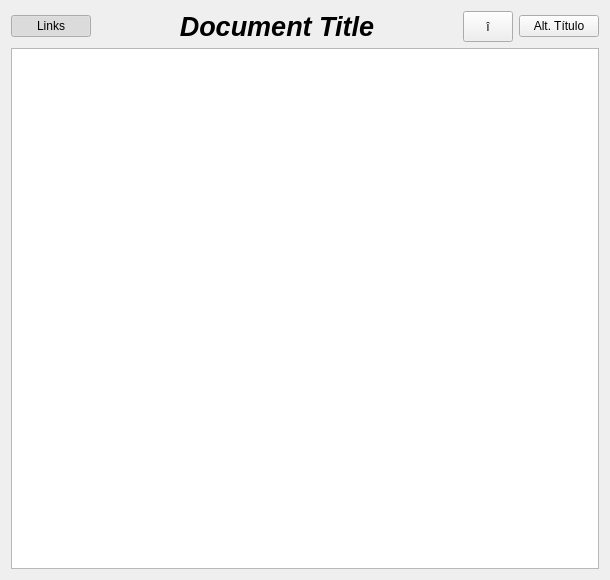
First picture: the form in views/UI/DocumentView.ui, repository fbarden/ProjectManager, before the edit.
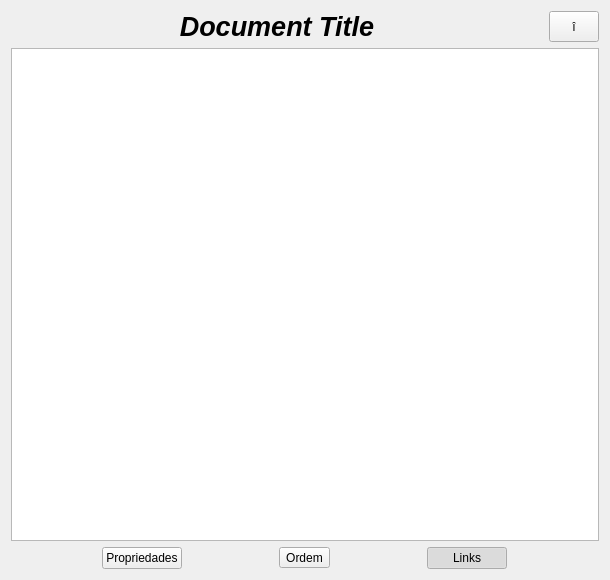
Second picture: the form after the edit.

Patch:
```diff
--- a/views/UI/DocumentView.ui
+++ b/views/UI/DocumentView.ui
@@ -16,25 +16,6 @@
   <layout class="QVBoxLayout" name="verticalLayout">
    <item>
     <layout class="QHBoxLayout" name="horizontalLayout">
-     <item>
-      <widget class="QPushButton" name="showLinksButton">
-       <property name="sizePolicy">
-        <sizepolicy hsizetype="Fixed" vsizetype="Fixed">
-         <horstretch>0</horstretch>
-         <verstretch>0</verstretch>
-        </sizepolicy>
-       </property>
-       <property name="text">
-        <string>Links</string>
-       </property>
-       <property name="checkable">
-        <bool>true</bool>
-       </property>
-       <property name="checked">
-        <bool>true</bool>
-       </property>
-      </widget>
-     </item>
      <item>
       <widget class="QLabel" name="titleLabel">
        <property name="font">
@@ -72,19 +53,6 @@
        </property>
       </widget>
      </item>
-     <item>
-      <widget class="QPushButton" name="titleButton">
-       <property name="sizePolicy">
-        <sizepolicy hsizetype="Fixed" vsizetype="Fixed">
-         <horstretch>0</horstretch>
-         <verstretch>0</verstretch>
-        </sizepolicy>
-       </property>
-       <property name="text">
-        <string>Alt. Título</string>
-       </property>
-      </widget>
-     </item>
     </layout>
    </item>
    <item>
@@ -94,6 +62,49 @@
      </property>
     </widget>
    </item>
+   <item>
+    <layout class="QHBoxLayout" name="horizontalLayout_2">
+     <item>
+      <widget class="QPushButton" name="titleButton">
+       <property name="sizePolicy">
+        <sizepolicy hsizetype="Fixed" vsizetype="Fixed">
+         <horstretch>0</horstretch>
+         <verstretch>0</verstretch>
+        </sizepolicy>
+       </property>
+       <property name="text">
+        <string>Propriedades</string>
+       </property>
+      </widget>
+     </item>
+     <item>
+      <widget class="QToolButton" name="toolButton">
+       <property name="text">
+        <string>Ordem</string>
+       </property>
+      </widget>
+     </item>
+     <item>
+      <widget class="QPushButton" name="showLinksButton">
+       <property name="sizePolicy">
+        <sizepolicy hsizetype="Fixed" vsizetype="Fixed">
+         <horstretch>0</horstretch>
+         <verstretch>0</verstretch>
+        </sizepolicy>
+       </property>
+       <property name="text">
+        <string>Links</string>
+       </property>
+       <property name="checkable">
+        <bool>true</bool>
+       </property>
+       <property name="checked">
+        <bool>true</bool>
+       </property>
+      </widget>
+     </item>
+    </layout>
+   </item>
   </layout>
  </widget>
  <resources/>
```
